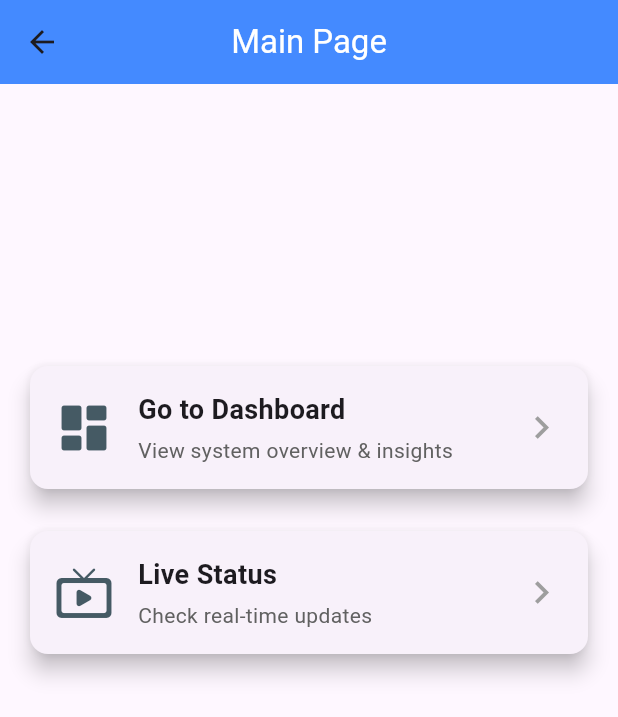
After one commit to Lwys885/flutter351, a Flutter app: the MainPageWidget screen opened by its route, on a phone screen of 412 x 824 dp. The commit adds this screen. Shown: the top 717 px of the screen. Run offline on Flutter 3.47's test engine with Material 3 defaults, Android fonts, the phone set to English and light mode, and no system bars.

Commit message:
Besm Allah,  Main Page Completed.

```diff
--- a/lib/main.dart
+++ b/lib/main.dart
@@ -1,5 +1,6 @@
 import 'package:flutter/material.dart';
 import 'package:flutter351/widgets/loginpage.dart';
+import 'package:flutter351/widgets/mainpage.dart';
 
 void main() {
   runApp(const MyApp());
@@ -32,7 +33,11 @@ class MyApp extends StatelessWidget {
         colorScheme: ColorScheme.fromSeed(seedColor: Colors.deepPurple),
         useMaterial3: true,
       ),
-      home: LoginPage(),
+      initialRoute: '/',
+      routes: {
+        '/': (context) => LoginPage(),
+        'MainPage': (context) => MainPageWidget(),
+      },
     );
   }
 }
--- a/lib/widgets/loginpage.dart
+++ b/lib/widgets/loginpage.dart
@@ -20,6 +20,7 @@ class _LoginPageState extends State<LoginPage> {
             backgroundColor: Colors.green,
           ),
         );
+        Navigator.pushNamed(context, 'MainPage');
       } else {
         _errorMessage = 'Incorrect PIN. Please try again.';
       }
--- /dev/null
+++ b/lib/widgets/mainpage.dart
@@ -0,0 +1,94 @@
+import 'package:flutter/material.dart';
+
+class MainPageWidget extends StatelessWidget {
+  static String routeName = 'MainPage';
+
+  @override
+  Widget build(BuildContext context) {
+    return Scaffold(
+      appBar: AppBar(
+        title: const Text('Main Page',  style: TextStyle(color: Colors.white)),
+        backgroundColor:  Colors.blueAccent,
+        centerTitle: true,
+      ),
+      body: Padding(
+        padding: const EdgeInsets.all(16.0),
+        child: Column(
+          mainAxisAlignment: MainAxisAlignment.center,
+          children: [
+            // Dashboard Navigation Card
+            _buildNavigationCard(
+              context,
+              title: 'Go to Dashboard',
+              subtitle: 'View system overview & insights',
+              icon: Icons.dashboard_rounded,
+              onTap: () => Navigator.pushNamed(context, 'Dashboard'),
+            ),
+            const SizedBox(height: 20),
+
+            // Live Status Navigation Card
+            _buildNavigationCard(
+              context,
+              title: 'Live Status',
+              subtitle: 'Check real-time updates',
+              icon: Icons.live_tv_rounded,
+              onTap: () => Navigator.pushNamed(context, 'LiveStatus'),
+            ),
+            const SizedBox(height: 200),
+          ],
+        ),
+      ),
+    );
+  }
+
+  Widget _buildNavigationCard(
+      BuildContext context, {
+        required String title,
+        required String subtitle,
+        required IconData icon,
+        required VoidCallback onTap,
+      }) {
+    return InkWell(
+      onTap: onTap,
+      borderRadius: BorderRadius.circular(12),
+      child: Card(
+        elevation: 6,
+        shape: RoundedRectangleBorder(
+          borderRadius: BorderRadius.circular(12),
+        ),
+        child: Padding(
+          padding: const EdgeInsets.all(16.0),
+          child: Row(
+            children: [
+              Icon(icon, size: 40, color: Colors.blueGrey[700]),
+              const SizedBox(width: 16),
+              Expanded(
+                child: Column(
+                  crossAxisAlignment: CrossAxisAlignment.start,
+                  children: [
+                    Text(
+                      title,
+                      style: const TextStyle(
+                        fontSize: 18,
+                        fontWeight: FontWeight.bold,
+                      ),
+                    ),
+                    const SizedBox(height: 4),
+                    Text(
+                      subtitle,
+                      style: TextStyle(
+                        fontSize: 14,
+                        color: Colors.grey[700],
+                      ),
+                    ),
+                  ],
+                ),
+              ),
+              const Icon(Icons.chevron_right, size: 30, color: Colors.grey),
+            ],
+          ),
+        ),
+      ),
+    );
+  }
+}
```
